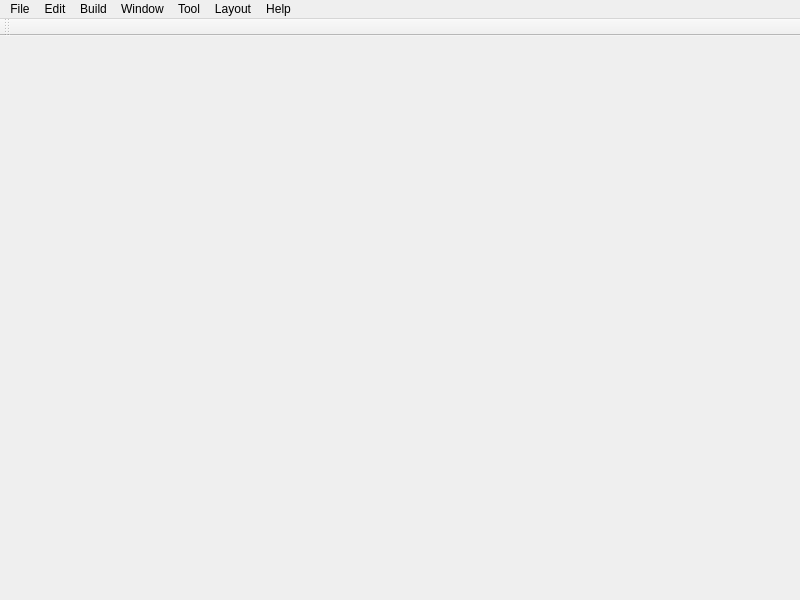
Qt form src/editor/ui/editor_window.ui (h8d9123/HelloGame) before a commit.
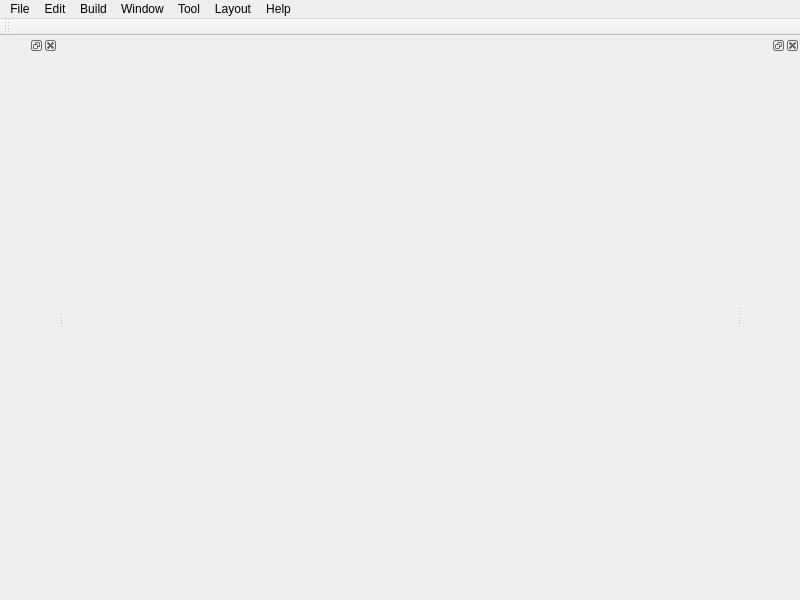
The same form after that commit.

Commit message: 设置主窗口布局

Diff of the .ui file:
```diff
--- a/src/editor/ui/editor_window.ui
+++ b/src/editor/ui/editor_window.ui
@@ -118,6 +118,18 @@
     <bool>false</bool>
    </attribute>
   </widget>
+  <widget class="QDockWidget" name="dockWidget">
+   <attribute name="dockWidgetArea">
+    <number>1</number>
+   </attribute>
+   <widget class="QWidget" name="dockWidgetContents"/>
+  </widget>
+  <widget class="QDockWidget" name="dockWidget_2">
+   <attribute name="dockWidgetArea">
+    <number>2</number>
+   </attribute>
+   <widget class="QWidget" name="dockWidgetContents_2"/>
+  </widget>
   <action name="actionNew_Project">
    <property name="text">
     <string>New Project</string>
```
Left out of the diff: 20 changed lines with no effect on the pictures. The commit also changes 1 other file.
